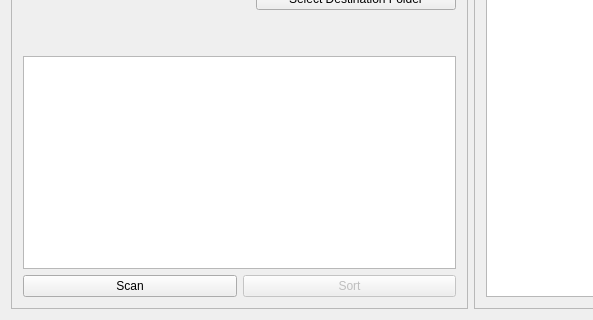
Old version of the form Forms/mainwindow.ui in the repository fjpereny/GnuSort; both pictures show x 0 to 593 and y 138 to 458 of the 942 by 458 pixel window.
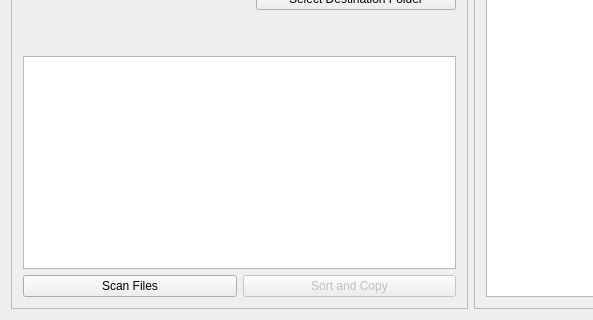
New version of the form.

Commit message: Added logging capability and WIN32 support.

Patch:
```diff
--- a/Forms/mainwindow.ui
+++ b/Forms/mainwindow.ui
@@ -158,7 +158,7 @@
                 </size>
                </property>
                <property name="text">
-                <string>Scan</string>
+                <string>Scan Files</string>
                </property>
               </widget>
              </item>
@@ -174,7 +174,7 @@
                 </size>
                </property>
                <property name="text">
-                <string>Sort</string>
+                <string>Sort and Copy</string>
                </property>
               </widget>
              </item>
```
The commit also changes 1 other file.
